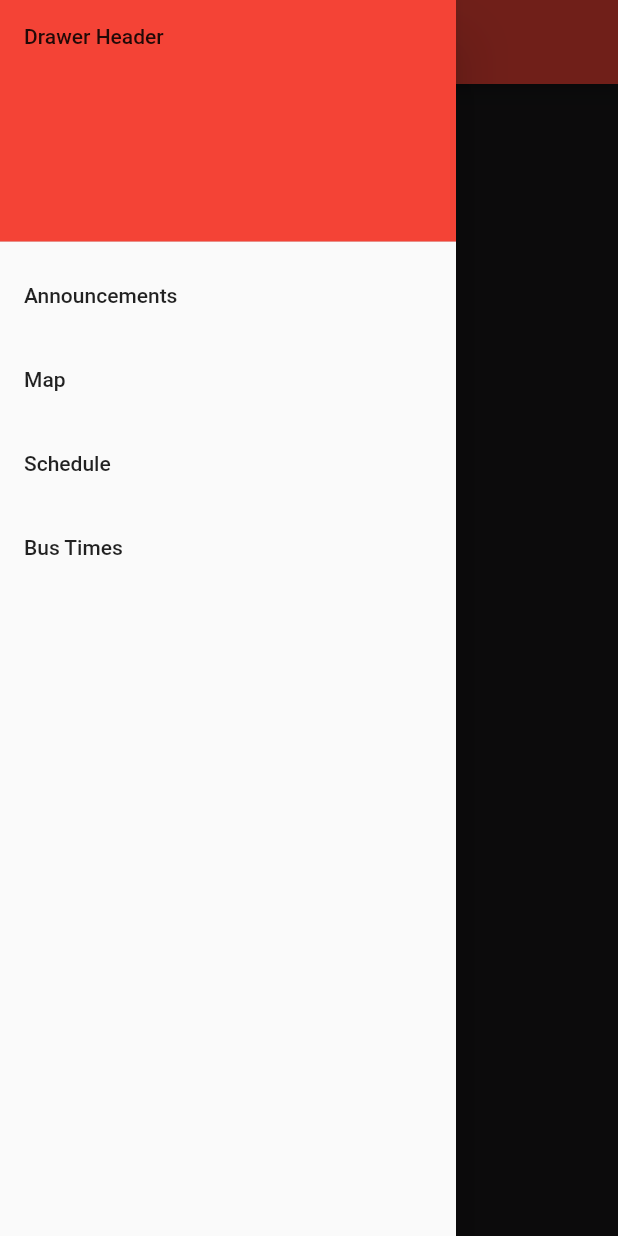
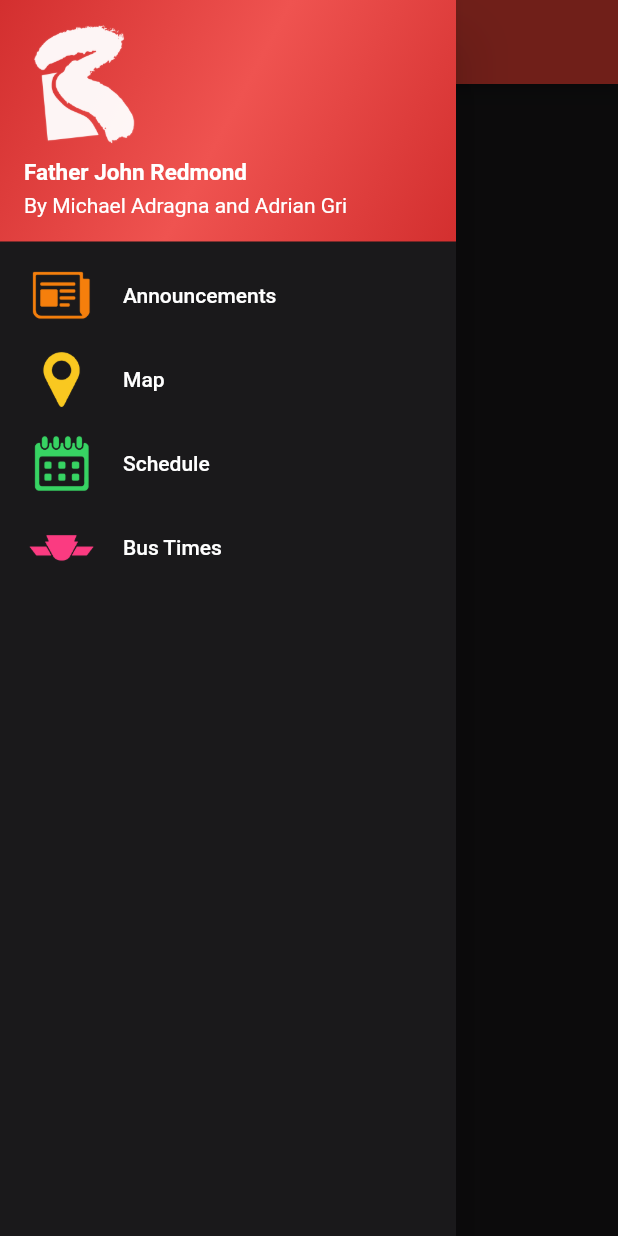
Before and after one commit to AdrianGri/FJR-App-Flutter, a Flutter app: the screen it shows after launch, with the side drawer open, on a phone screen of 412 x 824 dp. Run offline on Flutter 3.47's test engine with Material 2 defaults, Android fonts, the phone set to English and light mode, and no system bars; our stand-ins replace flutter_spinkit, parse_server_sdk_flutter; network calls fail.

Commit message:
Made drawer look better

```diff
--- a/lib/page_layout.dart
+++ b/lib/page_layout.dart
@@ -95,18 +95,71 @@ class _PageLayoutState extends State<PageLayout> {
           // Add a ListView to the drawer. This ensures the user can scroll
           // through the options in the drawer if there isn't enough vertical
           // space to fit everything.
+          child: Container(
+            color: Color.fromRGBO(26, 25, 27, 1),
             child: ListView(
               // Important: Remove any padding from the ListView.
               padding: EdgeInsets.zero,
               children: <Widget>[
                 DrawerHeader(
-                child: Text('Drawer Header'),
-                decoration: BoxDecoration(
-                  color: Colors.red,
+                  child: Column(
+                    children: <Widget>[
+                      Align(
+                        alignment: Alignment.centerLeft,
+                        child: Image(
+                          height: 80,
+                          width: 80,
+                          image: AssetImage("assets/fjr_white_r.png"),
                         ),
                       ),
+                      Padding(
+                        padding: const EdgeInsets.fromLTRB(0, 10, 0, 5),
+                        child: Align(
+                          alignment: Alignment.centerLeft,
+                          child: Text(
+                            "Father John Redmond",
+                            style: TextStyle(
+                                color: Colors.white,
+                                fontWeight: FontWeight.w600,
+                                fontSize: 15),
+                          ),
+                        ),
+                      ),
+                      Align(
+                        alignment: Alignment.centerLeft,
+                        child: Text(
+                          "By Michael Adragna and Adrian Gri",
+                          style: TextStyle(
+                              color: Colors.white, fontWeight: FontWeight.w400),
+                        ),
+                      )
+                    ],
+                  ),
+                  decoration: BoxDecoration(
+                      gradient: LinearGradient(
+                          begin: Alignment.topLeft,
+                          end: Alignment.bottomRight,
+                          stops: [
+                        0,
+                        0.5,
+                        1
+                      ],
+                          colors: [
+                        Colors.red[700],
+                        Colors.red[400],
+                        Colors.red[700]
+                      ])),
+                ),
                 ListTile(
-                title: Text('Announcements'),
+                  leading: Image(
+                    height: 50,
+                    image:
+                        AssetImage("assets/drawer_announcements_tab_icon.png"),
+                  ),
+                  title: Text(
+                    'Announcements',
+                    style: TextStyle(color: Colors.white),
+                  ),
                   onTap: () {
                     // Update the state of the app
                     _onItemTapped(0);
@@ -116,7 +169,14 @@ class _PageLayoutState extends State<PageLayout> {
                   },
                 ),
                 ListTile(
-                title: Text('Map'),
+                  leading: Image(
+                    height: 50,
+                    image: AssetImage("assets/drawer_map_tab_icon.png"),
+                  ),
+                  title: Text(
+                    'Map',
+                    style: TextStyle(color: Colors.white),
+                  ),
                   onTap: () {
                     // Update the state of the app
                     _onItemTapped(1);
@@ -126,7 +186,14 @@ class _PageLayoutState extends State<PageLayout> {
                   },
                 ),
                 ListTile(
-                title: Text('Schedule'),
+                  leading: Image(
+                    height: 50,
+                    image: AssetImage("assets/drawer_schedule_tab_icon.png"),
+                  ),
+                  title: Text(
+                    'Schedule',
+                    style: TextStyle(color: Colors.white),
+                  ),
                   onTap: () {
                     // Update the state of the app
                     _onItemTapped(2);
@@ -136,7 +203,14 @@ class _PageLayoutState extends State<PageLayout> {
                   },
                 ),
                 ListTile(
-                title: Text('Bus Times'),
+                  leading: Image(
+                    height: 50,
+                    image: AssetImage("assets/drawer_bus_times_tab_icon.png"),
+                  ),
+                  title: Text(
+                    'Bus Times',
+                    style: TextStyle(color: Colors.white),
+                  ),
                   onTap: () {
                     // Update the state of the app
                     _onItemTapped(3);
@@ -149,6 +223,7 @@ class _PageLayoutState extends State<PageLayout> {
             ),
           ),
         ),
+      ),
     );
   }
 }
--- a/pubspec.yaml
+++ b/pubspec.yaml
@@ -50,6 +50,7 @@ flutter:
   # To add assets to your application, add an assets section, like this:
   assets:
     - assets/
+    - assets/fjr_white_r.png
 
   # An image asset can refer to one or more resolution-specific "variants", see
   # https://flutter.dev/assets-and-images/#resolution-aware.
```
Also changed, not shown: assets/drawer_announcements_tab_icon.png (added), assets/drawer_anonymous_alerts_tab_icon.png (added), assets/drawer_bus_times_tab_icon.png (added), assets/drawer_contact_tab_icon.png (added), assets/drawer_map_tab_icon.png (added), assets/drawer_schedule_tab_icon.png (added), assets/drawer_twitter_tab_icon.png (added), assets/fjr_white_r.png (added). Lines whose indentation alone changed are shown as unchanged.
